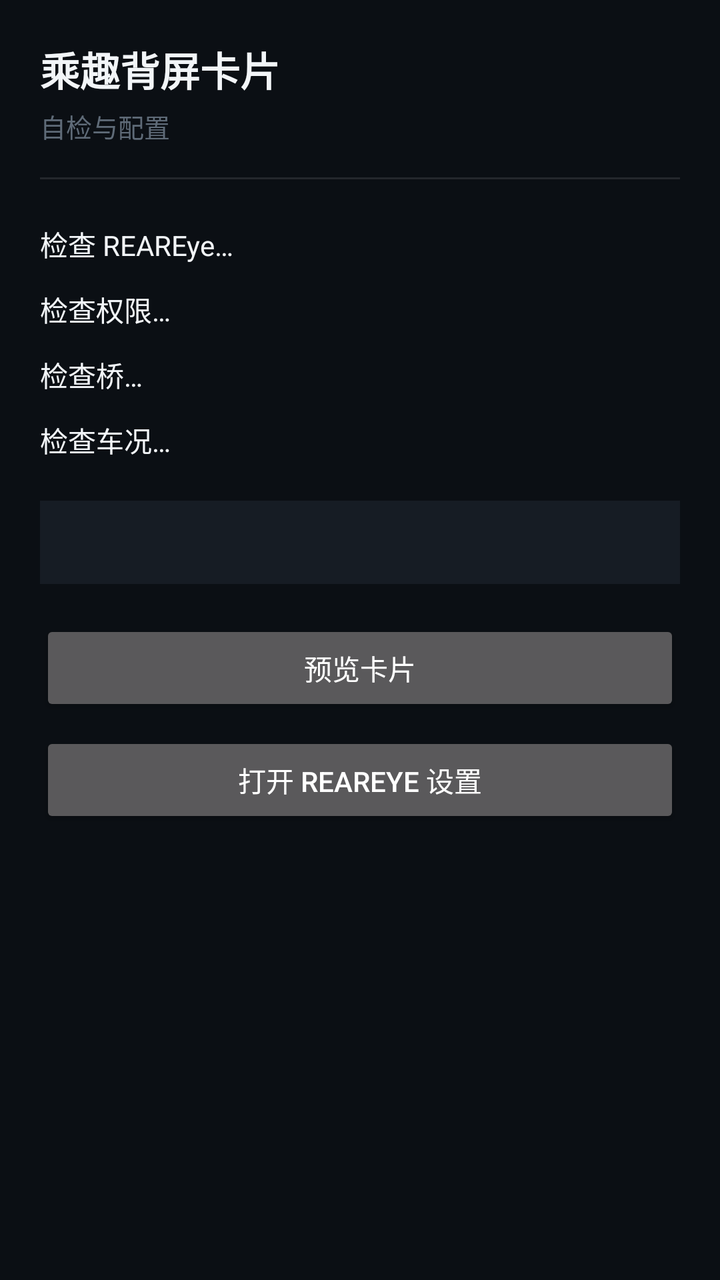
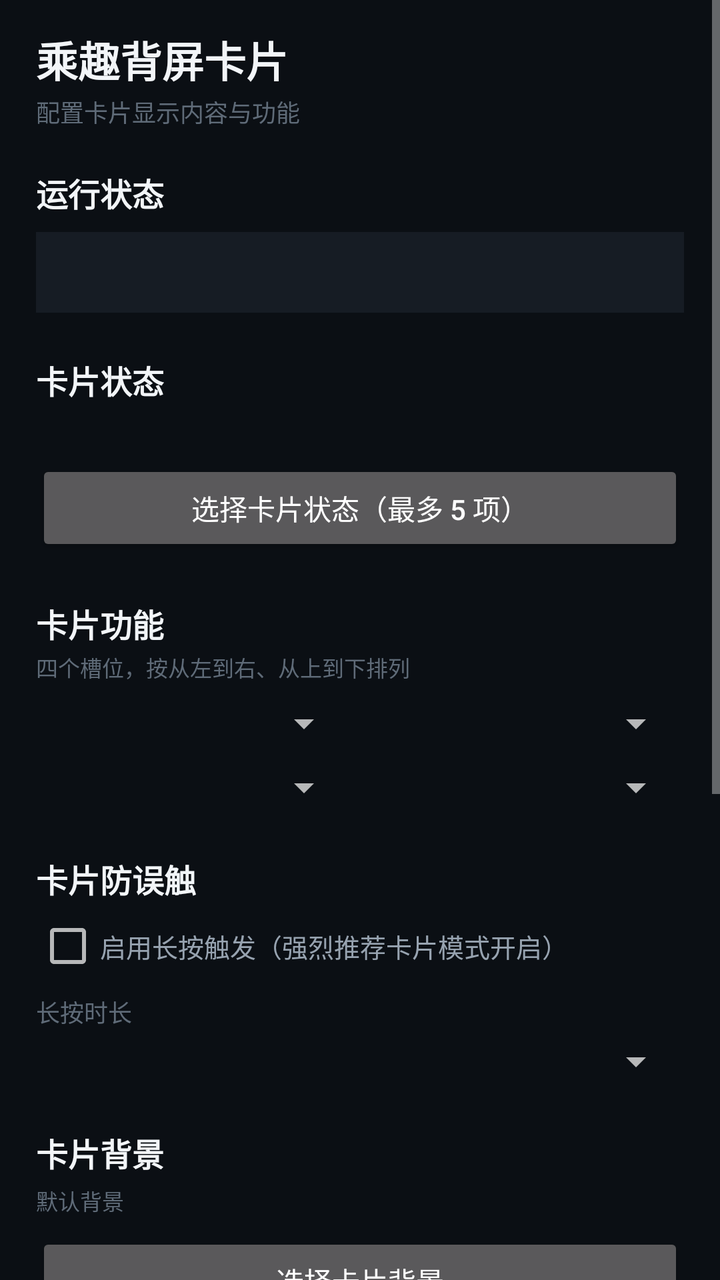

An Android layout rendered at two revisions. The XML below is the earlier revision; the diff shows what the commit changed to produce the second picture.
<!-- AndroidManifest.xml: application theme android:Theme.Material.NoActionBar -->
<!-- res/layout/activity_settings.xml -->
<?xml version="1.0" encoding="utf-8"?>
<ScrollView xmlns:android="http://schemas.android.com/apk/res/android"
    android:layout_width="match_parent"
    android:layout_height="match_parent"
    android:background="@color/bg_card">

    <LinearLayout
        android:layout_width="match_parent"
        android:layout_height="wrap_content"
        android:orientation="vertical"
        android:padding="20dp">

        <TextView
            android:layout_width="wrap_content"
            android:layout_height="wrap_content"
            android:text="乘趣背屏卡片"
            android:textColor="@color/text_primary"
            android:textSize="20sp"
            android:textStyle="bold" />

        <TextView
            android:layout_width="wrap_content"
            android:layout_height="wrap_content"
            android:layout_marginTop="4dp"
            android:text="自检与配置"
            android:textColor="@color/text_muted"
            android:textSize="13sp" />

        <View
            android:layout_width="match_parent"
            android:layout_height="1dp"
            android:layout_marginTop="16dp"
            android:layout_marginBottom="16dp"
            android:background="@color/divider" />

        <TextView
            android:id="@+id/tvHost"
            android:layout_width="match_parent"
            android:layout_height="wrap_content"
            android:paddingTop="6dp"
            android:paddingBottom="6dp"
            android:text="检查 REAREye…"
            android:textColor="@color/text_primary"
            android:textSize="14sp" />

        <TextView
            android:id="@+id/tvPerm"
            android:layout_width="match_parent"
            android:layout_height="wrap_content"
            android:paddingTop="6dp"
            android:paddingBottom="6dp"
            android:text="检查权限…"
            android:textColor="@color/text_primary"
            android:textSize="14sp" />

        <TextView
            android:id="@+id/tvBridge"
            android:layout_width="match_parent"
            android:layout_height="wrap_content"
            android:paddingTop="6dp"
            android:paddingBottom="6dp"
            android:text="检查桥…"
            android:textColor="@color/text_primary"
            android:textSize="14sp" />

        <TextView
            android:id="@+id/tvStatus"
            android:layout_width="match_parent"
            android:layout_height="wrap_content"
            android:paddingTop="6dp"
            android:paddingBottom="6dp"
            android:text="检查车况…"
            android:textColor="@color/text_primary"
            android:textSize="14sp" />

        <TextView
            android:id="@+id/tvHint"
            android:layout_width="match_parent"
            android:layout_height="wrap_content"
            android:layout_marginTop="14dp"
            android:background="@color/bg_surface"
            android:padding="12dp"
            android:text=""
            android:textColor="@color/text_secondary"
            android:textSize="13sp" />

        <Button
            android:id="@+id/btnPreview"
            android:layout_width="match_parent"
            android:layout_height="wrap_content"
            android:layout_marginTop="18dp"
            android:text="预览卡片" />

        <Button
            android:id="@+id/btnOpenHost"
            android:layout_width="match_parent"
            android:layout_height="wrap_content"
            android:layout_marginTop="8dp"
            android:text="打开 REAREye 设置" />
    </LinearLayout>
</ScrollView>
<!-- resources referenced by this layout -->
<resources>
  <color name="bg_card">#FF0B0F14</color>
  <color name="bg_surface">#FF161C24</color>
  <color name="divider">#1AFFFFFF</color>
  <color name="text_muted">#FF5F6B78</color>
  <color name="text_primary">#FFF2F5F8</color>
  <color name="text_secondary">#FF97A3B0</color>
</resources>

<!-- the commit's change to res/layout/activity_settings.xml (unified diff, before → after) -->
@@ -2,100 +2,252 @@
 <ScrollView xmlns:android="http://schemas.android.com/apk/res/android"
     android:layout_width="match_parent"
     android:layout_height="match_parent"
-    android:background="@color/bg_card">
+    android:background="@color/bg_card"
+    android:fillViewport="true">
 
     <LinearLayout
         android:layout_width="match_parent"
         android:layout_height="wrap_content"
         android:orientation="vertical"
-        android:padding="20dp">
+        android:paddingStart="18dp"
+        android:paddingEnd="18dp"
+        android:paddingTop="14dp"
+        android:paddingBottom="28dp">
 
         <TextView
             android:layout_width="wrap_content"
             android:layout_height="wrap_content"
             android:text="乘趣背屏卡片"
             android:textColor="@color/text_primary"
-            android:textSize="20sp"
-            android:textStyle="bold" />
-
-        <TextView
-            android:layout_width="wrap_content"
-            android:layout_height="wrap_content"
-            android:layout_marginTop="4dp"
-            android:text="自检与配置"
-            android:textColor="@color/text_muted"
-            android:textSize="13sp" />
-
-        <View
-            android:layout_width="match_parent"
-            android:layout_height="1dp"
-            android:layout_marginTop="16dp"
-            android:layout_marginBottom="16dp"
-            android:background="@color/divider" />
-
-        <TextView
-            android:id="@+id/tvHost"
-            android:layout_width="match_parent"
-            android:layout_height="wrap_content"
-            android:paddingTop="6dp"
-            android:paddingBottom="6dp"
-            android:text="检查 REAREye…"
-            android:textColor="@color/text_primary"
-            android:textSize="14sp" />
-
-        <TextView
-            android:id="@+id/tvPerm"
-            android:layout_width="match_parent"
-            android:layout_height="wrap_content"
-            android:paddingTop="6dp"
-            android:paddingBottom="6dp"
-            android:text="检查权限…"
-            android:textColor="@color/text_primary"
-            android:textSize="14sp" />
-
-        <TextView
-            android:id="@+id/tvBridge"
-            android:layout_width="match_parent"
-            android:layout_height="wrap_content"
-            android:paddingTop="6dp"
-            android:paddingBottom="6dp"
-            android:text="检查桥…"
-            android:textColor="@color/text_primary"
-            android:textSize="14sp" />
-
-        <TextView
-            android:id="@+id/tvStatus"
-            android:layout_width="match_parent"
-            android:layout_height="wrap_content"
-            android:paddingTop="6dp"
-            android:paddingBottom="6dp"
-            android:text="检查车况…"
-            android:textColor="@color/text_primary"
-            android:textSize="14sp" />
-
-        <TextView
-            android:id="@+id/tvHint"
-            android:layout_width="match_parent"
-            android:layout_height="wrap_content"
-            android:layout_marginTop="14dp"
+            android:textSize="21sp"
+            android:textStyle="bold" />
+
+        <TextView
+            android:layout_width="wrap_content"
+            android:layout_height="wrap_content"
+            android:layout_marginTop="2dp"
+            android:text="配置卡片显示内容与功能"
+            android:textColor="@color/text_muted"
+            android:textSize="12sp" />
+
+        
+        <TextView
+            android:layout_width="wrap_content"
+            android:layout_height="wrap_content"
+            android:layout_marginTop="20dp"
+            android:text="运行状态"
+            android:textColor="@color/text_primary"
+            android:textSize="16sp"
+            android:textStyle="bold" />
+
+        <TextView
+            android:id="@+id/tvRuntime"
+            android:layout_width="match_parent"
+            android:layout_height="wrap_content"
+            android:layout_marginTop="8dp"
             android:background="@color/bg_surface"
             android:padding="12dp"
             android:text=""
             android:textColor="@color/text_secondary"
+            android:textSize="12sp" />
+
+        
+        <TextView
+            android:layout_width="wrap_content"
+            android:layout_height="wrap_content"
+            android:layout_marginTop="22dp"
+            android:text="卡片状态"
+            android:textColor="@color/text_primary"
+            android:textSize="16sp"
+            android:textStyle="bold" />
+
+        <TextView
+            android:id="@+id/tvStatusSummary"
+            android:layout_width="match_parent"
+            android:layout_height="wrap_content"
+            android:layout_marginTop="4dp"
+            android:text=""
+            android:textColor="@color/text_muted"
+            android:textSize="12sp" />
+
+        <Button
+            android:id="@+id/btnPickStatus"
+            android:layout_width="match_parent"
+            android:layout_height="wrap_content"
+            android:layout_marginTop="8dp"
+            android:text="选择卡片状态（最多 5 项）" />
+
+        
+        <TextView
+            android:layout_width="wrap_content"
+            android:layout_height="wrap_content"
+            android:layout_marginTop="22dp"
+            android:text="卡片功能"
+            android:textColor="@color/text_primary"
+            android:textSize="16sp"
+            android:textStyle="bold" />
+
+        <TextView
+            android:layout_width="wrap_content"
+            android:layout_height="wrap_content"
+            android:layout_marginTop="2dp"
+            android:text="四个槽位，按从左到右、从上到下排列"
+            android:textColor="@color/text_muted"
+            android:textSize="11sp" />
+
+        <LinearLayout
+            android:layout_width="match_parent"
+            android:layout_height="wrap_content"
+            android:layout_marginTop="8dp"
+            android:orientation="horizontal">
+
+            <Spinner
+                android:id="@+id/spFunc0"
+                android:layout_width="0dp"
+                android:layout_height="wrap_content"
+                android:layout_weight="1" />
+
+            <Spinner
+                android:id="@+id/spFunc1"
+                android:layout_width="0dp"
+                android:layout_height="wrap_content"
+                android:layout_marginStart="8dp"
+                android:layout_weight="1" />
+        </LinearLayout>
+
+        <LinearLayout
+            android:layout_width="match_parent"
+            android:layout_height="wrap_content"
+            android:layout_marginTop="8dp"
+            android:orientation="horizontal">
+
+            <Spinner
+                android:id="@+id/spFunc2"
+                android:layout_width="0dp"
+                android:layout_height="wrap_content"
+                android:layout_weight="1" />
+
+            <Spinner
+                android:id="@+id/spFunc3"
+                android:layout_width="0dp"
+                android:layout_height="wrap_content"
+                android:layout_marginStart="8dp"
+                android:layout_weight="1" />
+        </LinearLayout>
+
+        
+        <TextView
+            android:layout_width="wrap_content"
+            android:layout_height="wrap_content"
+            android:layout_marginTop="22dp"
+            android:text="卡片防误触"
+            android:textColor="@color/text_primary"
+            android:textSize="16sp"
+            android:textStyle="bold" />
+
+        <CheckBox
+            android:id="@+id/cbLongPress"
+            android:layout_width="match_parent"
+            android:layout_height="wrap_content"
+            android:layout_marginTop="6dp"
+            android:text="启用长按触发（强烈推荐卡片模式开启）"
+            android:textColor="@color/text_secondary"
             android:textSize="13sp" />
 
+        <TextView
+            android:layout_width="wrap_content"
+            android:layout_height="wrap_content"
+            android:layout_marginTop="8dp"
+            android:text="长按时长"
+            android:textColor="@color/text_muted"
+            android:textSize="12sp" />
+
+        <Spinner
+            android:id="@+id/spLongPress"
+            android:layout_width="match_parent"
+            android:layout_height="wrap_content"
+            android:layout_marginTop="4dp" />
+
+        
+        <TextView
+            android:layout_width="wrap_content"
+            android:layout_height="wrap_content"
+            android:layout_marginTop="22dp"
+            android:text="卡片背景"
+            android:textColor="@color/text_primary"
+            android:textSize="16sp"
+            android:textStyle="bold" />
+
+        <TextView
+            android:id="@+id/tvBgPath"
+            android:layout_width="match_parent"
+            android:layout_height="wrap_content"
+            android:layout_marginTop="4dp"
+            android:text="默认背景"
+            android:textColor="@color/text_muted"
+            android:textSize="11sp" />
+
+        <Button
+            android:id="@+id/btnPickBg"
+            android:layout_width="match_parent"
+            android:layout_height="wrap_content"
+            android:layout_marginTop="8dp"
+            android:text="选择卡片背景" />
+
+        <Button
+            android:id="@+id/btnResetBg"
+            android:layout_width="match_parent"
+            android:layout_height="wrap_content"
+            android:layout_marginTop="6dp"
+            android:text="恢复默认背景" />
+
+        
+        <TextView
+            android:layout_width="wrap_content"
+            android:layout_height="wrap_content"
+            android:layout_marginTop="22dp"
+            android:text="功能测试"
+            android:textColor="@color/text_primary"
+            android:textSize="16sp"
+            android:textStyle="bold" />
+
+        <TextView
+            android:layout_width="wrap_content"
+            android:layout_height="wrap_content"
+            android:layout_marginTop="2dp"
+            android:text="先测控车，再测卡片"
+            android:textColor="@color/text_muted"
+            android:textSize="11sp" />
+
+        <Spinner
+            android:id="@+id/spTest"
+            android:layout_width="match_parent"
+            android:layout_height="wrap_content"
+            android:layout_marginTop="8dp" />
+
+        <Button
+            android:id="@+id/btnRunTest"
+            android:layout_width="match_parent"
+            android:layout_height="wrap_content"
+            android:layout_marginTop="8dp"
+            android:text="执行所选测试" />
+
+        
+        <Button
+            android:id="@+id/btnGenerate"
+            android:layout_width="match_parent"
+            android:layout_height="52dp"
+            android:layout_marginTop="26dp"
+            android:text="生成专属背屏卡片"
+            android:textSize="15sp"
+            android:textStyle="bold" />
+
         <Button
             android:id="@+id/btnPreview"
             android:layout_width="match_parent"
             android:layout_height="wrap_content"
-            android:layout_marginTop="18dp"
+            android:layout_marginTop="8dp"
             android:text="预览卡片" />
 
-        <Button
-            android:id="@+id/btnOpenHost"
-            android:layout_width="match_parent"
-            android:layout_height="wrap_content"
-            android:layout_marginTop="8dp"
-            android:text="打开 REAREye 设置" />
     </LinearLayout>
 </ScrollView>
<!-- resource entries referenced after the edit -->
@@ -2,7 +2,6 @@
 <resources>
   <color name="bg_card">#FF0B0F14</color>
   <color name="bg_surface">#FF161C24</color>
-  <color name="divider">#1AFFFFFF</color>
   <color name="text_muted">#FF5F6B78</color>
   <color name="text_primary">#FFF2F5F8</color>
   <color name="text_secondary">#FF97A3B0</color>
